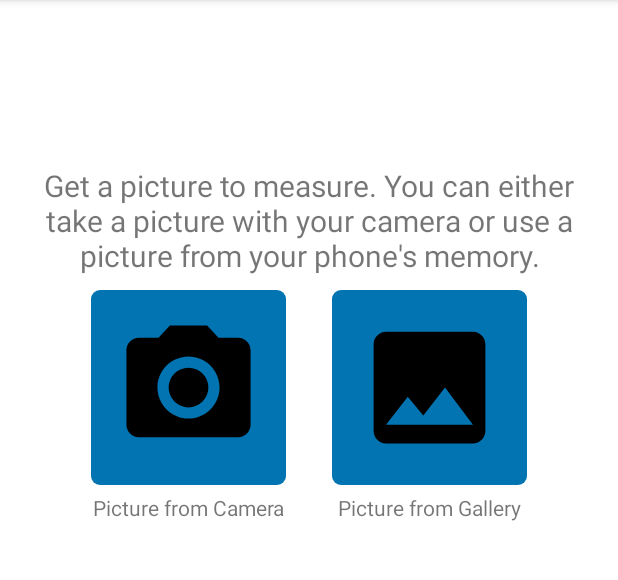
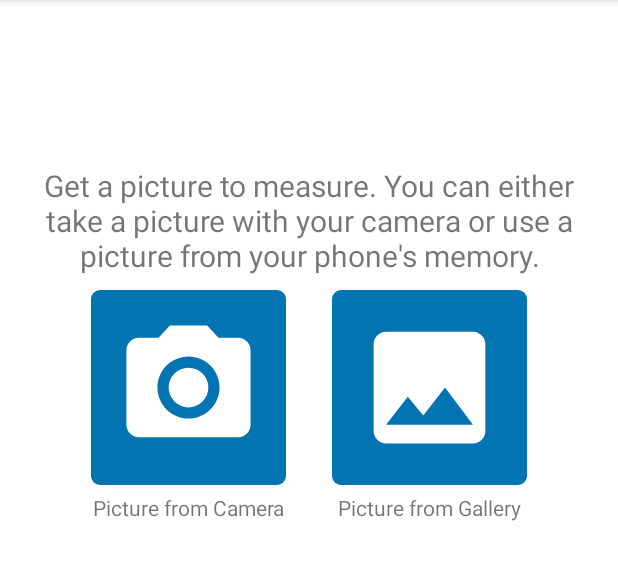
Before and after one commit to SecUSo/privacy-friendly-tape-measure, an Android app: the CameraActivity screen opened directly, with no data from a screen before it, on a phone screen of 412 x 824 dp, the part 84-664 px from its top. Run offline under Robolectric (Android 15) with nearby library versions, the phone set to English and light mode, and no system bars; libraries missing offline, so code that uses them is left out: com.getbase.floatingactionbutton; plain views replace FloatingActionButton, FloatingActionsMenu; pictures from the network do not load; 11 statements that could not run were skipped.

Commit message:
Icons white.

```diff
--- a/app/src/main/res/drawable/ic_photo_black_24dp.xml
+++ b/app/src/main/res/drawable/ic_photo_black_24dp.xml
@@ -4,6 +4,6 @@
         android:viewportWidth="24.0"
         android:viewportHeight="24.0">
     <path
-        android:fillColor="#FF000000"
+        android:fillColor="#FFFFFFFF"
         android:pathData="M21,19V5c0,-1.1 -0.9,-2 -2,-2H5c-1.1,0 -2,0.9 -2,2v14c0,1.1 0.9,2 2,2h14c1.1,0 2,-0.9 2,-2zM8.5,13.5l2.5,3.01L14.5,12l4.5,6H5l3.5,-4.5z"/>
 </vector>
--- a/app/src/main/res/drawable/ic_photo_camera_black_24dp.xml
+++ b/app/src/main/res/drawable/ic_photo_camera_black_24dp.xml
@@ -4,9 +4,9 @@
         android:viewportWidth="24.0"
         android:viewportHeight="24.0">
     <path
-        android:fillColor="#FF000000"
+        android:fillColor="#FFFFFFFF"
         android:pathData="M12,12m-3.2,0a3.2,3.2 0,1 1,6.4 0a3.2,3.2 0,1 1,-6.4 0"/>
     <path
-        android:fillColor="#FF000000"
+        android:fillColor="#FFFFFFFF"
         android:pathData="M9,2L7.17,4L4,4c-1.1,0 -2,0.9 -2,2v12c0,1.1 0.9,2 2,2h16c1.1,0 2,-0.9 2,-2L22,6c0,-1.1 -0.9,-2 -2,-2h-3.17L15,2L9,2zM12,17c-2.76,0 -5,-2.24 -5,-5s2.24,-5 5,-5 5,2.24 5,5 -2.24,5 -5,5z"/>
 </vector>
```
